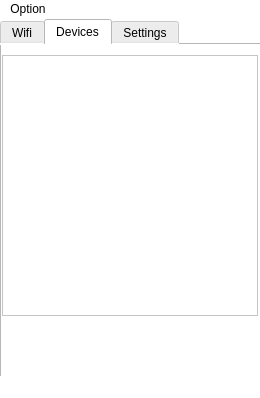
The window that src/mainwindow.ui (0f924/WifiAssist) describes before a commit, drawn with Qt 5.
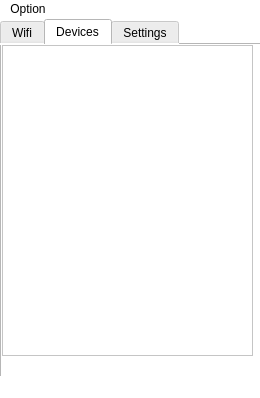
The same window after the commit. The open tabs and pages were chosen to show the change. Icons and pictures are not drawn.

Patch:
```diff
--- a/src/mainwindow.ui
+++ b/src/mainwindow.ui
@@ -379,13 +379,13 @@
      <attribute name="title">
       <string>Devices</string>
      </attribute>
-     <widget class="QListView" name="listView_devices">
+     <widget class="QListWidget" name="listWidget">
       <property name="geometry">
        <rect>
         <x>0</x>
-        <y>10</y>
-        <width>256</width>
-        <height>261</height>
+        <y>0</y>
+        <width>251</width>
+        <height>311</height>
        </rect>
       </property>
      </widget>
```
Left out of the diff: 2 changed lines with no effect on the pictures.
